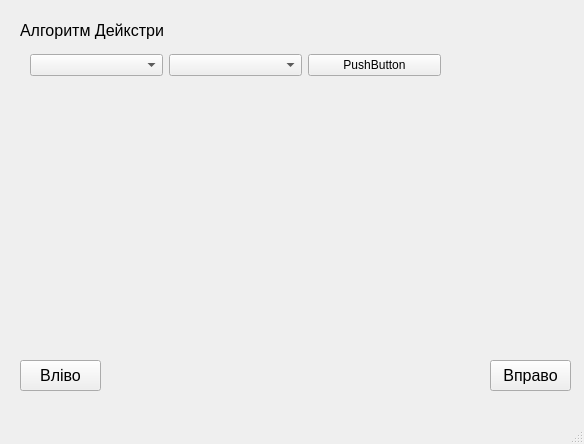
The window that algorithms.ui (MyNameIsLiza/CourseWork) describes before a commit, drawn with Qt 5.
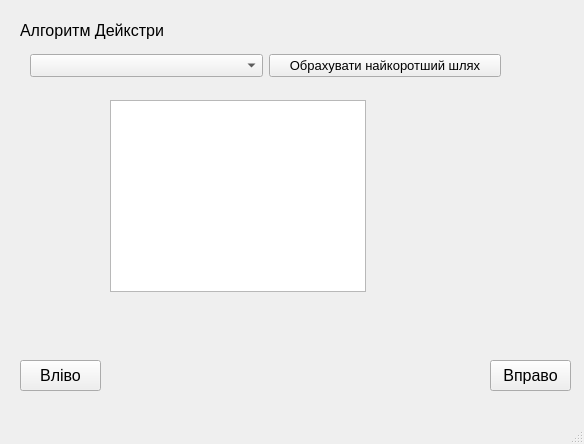
The same window after the commit. The open tabs and pages were chosen to show the change. Icons and pictures are not drawn.

Diff of the .ui file:
```diff
--- a/algorithms.ui
+++ b/algorithms.ui
@@ -32,29 +32,32 @@
        <rect>
         <x>30</x>
         <y>50</y>
-        <width>411</width>
+        <width>471</width>
         <height>31</height>
        </rect>
       </property>
       <layout class="QHBoxLayout" name="horizontalLayout">
        <item>
         <widget class="QComboBox" name="comboBox">
+         <property name="font">
+          <font>
+           <pointsize>10</pointsize>
+          </font>
+         </property>
          <property name="placeholderText">
           <string>Початок</string>
          </property>
         </widget>
        </item>
-       <item>
-        <widget class="QComboBox" name="comboBox_2">
-         <property name="placeholderText">
-          <string>Кінець</string>
-         </property>
-        </widget>
-       </item>
        <item>
         <widget class="QPushButton" name="pushButton">
+         <property name="font">
+          <font>
+           <pointsize>10</pointsize>
+          </font>
+         </property>
          <property name="text">
-          <string>PushButton</string>
+          <string>Обрахувати найкоротший шлях</string>
          </property>
         </widget>
        </item>
@@ -78,6 +81,16 @@
        <string>Алгоритм Дейкстри</string>
       </property>
      </widget>
+     <widget class="QTableWidget" name="tableWidget_2">
+      <property name="geometry">
+       <rect>
+        <x>110</x>
+        <y>100</y>
+        <width>256</width>
+        <height>192</height>
+       </rect>
+      </property>
+     </widget>
     </widget>
     <widget class="QWidget" name="page_2">
      <widget class="QLabel" name="label_2">
```
Left out of the diff: 1 changed line with no effect on the pictures.
